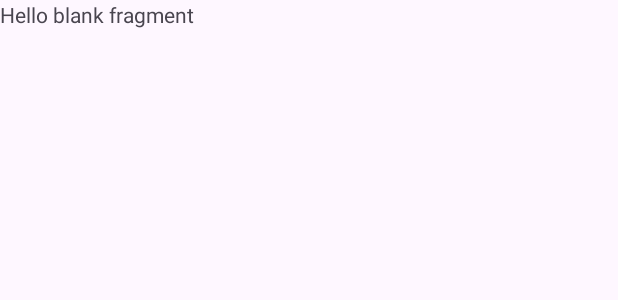
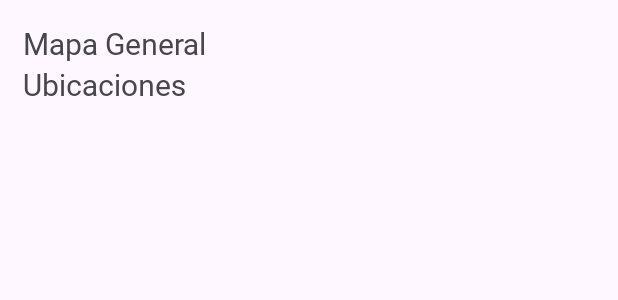
Before and after one commit to a19albertons/CarnotaTurismo, an Android app: the layout fragment_mapa_general.xml on its own in the app's theme, with its tools: preview values and no code run, on a phone screen of 412 x 824 dp. Shown: the top 300 px of the screen. Run offline under Robolectric (Android 15) with nearby library versions, the phone set to English and light mode, and no system bars.

Commit message:
Completed theoretically mapa general

```diff
--- a/app/src/main/res/layout/fragment_mapa_general.xml
+++ b/app/src/main/res/layout/fragment_mapa_general.xml
@@ -1,14 +1,37 @@
 <?xml version="1.0" encoding="utf-8"?>
-<FrameLayout xmlns:android="http://schemas.android.com/apk/res/android"
+<LinearLayout
+    xmlns:android="http://schemas.android.com/apk/res/android"
     xmlns:tools="http://schemas.android.com/tools"
     android:layout_width="match_parent"
     android:layout_height="match_parent"
+    android:orientation="vertical"
+    android:layout_margin="15dp"
     tools:context=".fragments.MapaGeneralFragment">
 
-    <!-- TODO: Update blank fragment layout -->
     <TextView
         android:layout_width="match_parent"
-        android:layout_height="match_parent"
-        android:text="@string/hello_blank_fragment" />
+        android:layout_height="wrap_content"
+        android:text="Mapa General"
+        android:fontFamily="@font/montserrat_medium"
+        android:textSize="20sp"
+         />
+    <ImageView
+        android:layout_width="match_parent"
+        android:layout_height="wrap_content"
+        />
+    <TextView
+        android:layout_width="match_parent"
+        android:layout_height="wrap_content"
+        android:text="Ubicaciones"
+        android:fontFamily="@font/montserrat_medium"
+        android:textSize="20sp"
+        />
+    <TextView
+        android:id="@+id/tituloUbicaciones"
+        android:layout_width="match_parent"
+        android:layout_height="wrap_content"
+        android:fontFamily="@font/opensans"
+        />
 
-</FrameLayout>
+
+</LinearLayout>
```
Also changed, not shown: app/src/main/java/com/example/carnotaturismo/fragments/MapaGeneralFragment.kt (+41 -37 lines).
